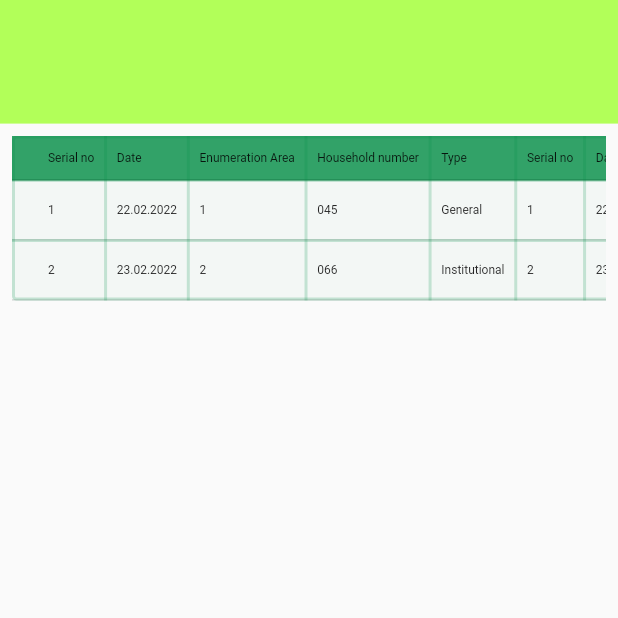
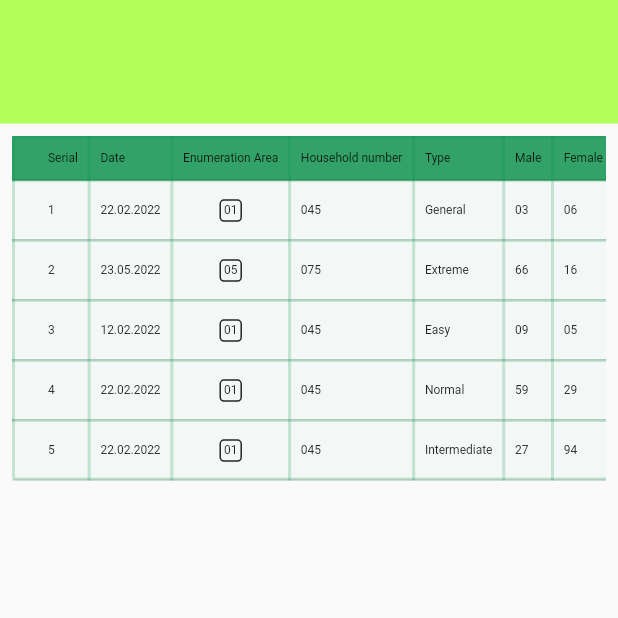
Before and after one commit to NafiuNoman/BBS_flutter, a Flutter app: the screen it shows after launch, on a phone screen of 412 x 824 dp, the top half of it. Run offline on Flutter 3.47's test engine with Material 2 defaults, Android fonts, the phone set to English and light mode, and no system bars; our stand-ins replace google_maps_flutter.

Commit message:
table 50% done

```diff
--- a/lib/pages/data_collection_list_page.dart
+++ b/lib/pages/data_collection_list_page.dart
@@ -6,6 +6,64 @@ class DataCollectionListPage extends StatelessWidget {
 
   @override
   Widget build(BuildContext context) {
+    var dataList = [
+      {
+        "serial": "1",
+        "date": "22.02.2022",
+        "Enumeration_Area": "01",
+        "Household_Number": "045",
+        "Type": "General",
+        "Male": "03",
+        "Female": "06",
+        "Status": "Submitted"
+      },
+      {
+        "serial": "2",
+        "date": "23.05.2022",
+        "Enumeration_Area": "05",
+        "Household_Number": "075",
+        "Type": "Extreme",
+        "Male": "66",
+        "Female": "16",
+        "Status": "Approved"
+      },
+      {
+        "serial": "3",
+        "date": "12.02.2022",
+        "Enumeration_Area": "01",
+        "Household_Number": "045",
+        "Type": "Easy",
+        "Male": "09",
+        "Female": "05",
+        "Status": "Recommended"
+      },
+      {
+        "serial": "4",
+        "date": "22.02.2022",
+        "Enumeration_Area": "01",
+        "Household_Number": "045",
+        "Type": "Normal",
+        "Male": "59",
+        "Female": "29",
+        "Status": "Approved"
+      },
+      {
+        "serial": "5",
+        "date": "22.02.2022",
+        "Enumeration_Area": "01",
+        "Household_Number": "045",
+        "Type": "Intermediate",
+        "Male": "27",
+        "Female": "94",
+        "Status": "Submitted"
+      }
+    ];
+
+    // void makeCell() {
+    //   dataList.map((obj) => print(obj));
+    //   print('aaaaaaaaa');
+    // }
+
     return Scaffold(
       body: SafeArea(
         child: Column(
@@ -21,15 +79,17 @@ class DataCollectionListPage extends StatelessWidget {
               child: SingleChildScrollView(
                 scrollDirection: Axis.horizontal,
                 child: DataTable(
-
                   columnSpacing: 15,
                   headingRowHeight: 30,
                   dataRowHeight: 40,
-                  headingTextStyle: TextStyle(fontSize: 8,),
-                  dataTextStyle: const TextStyle(fontSize: 8,color: tableDataTextColor),
-
+                  headingTextStyle: TextStyle(
+                    fontSize: 8,
+                  ),
+                  dataTextStyle:
+                      const TextStyle(fontSize: 8, color: tableDataTextColor,),
                   showBottomBorder: true,
-                  headingRowColor: MaterialStateProperty.all(tableHeadingRowFillColor),
+                  headingRowColor:
+                      MaterialStateProperty.all(tableHeadingRowFillColor),
                   dataRowColor: MaterialStateProperty.all(tableRowFillColor),
                   border: TableBorder(
                     borderRadius: BorderRadius.circular(3),
@@ -39,51 +99,80 @@ class DataCollectionListPage extends StatelessWidget {
                     right: borderSide,
                     horizontalInside: borderSide,
                     verticalInside: borderSide,
+                  ),
+                  columns: [
+                    DataColumn(
+                      label: Expanded(
+                        child: Text('Serial'),
+                      ),
+                    ),
+                    DataColumn(label: Expanded(child: Text('Date'))),
+                    DataColumn(
+                        label: Expanded(child: Text('Enumeration Area'))),
+                    DataColumn(
+                        label: Expanded(child: Text('Household number'))),
+                    DataColumn(label: Expanded(child: Text('Type'))),
+                    DataColumn(label: Expanded(child: Text('Male'))),
+                    DataColumn(label: Expanded(child: Text('Female'))),
+                    DataColumn(label: Expanded(child: Text('Status'))),
+                    DataColumn(
+                        label: Expanded(
+                            child: Icon(
+                      Icons.menu,
+                      size: 15,
+                      color: Colors.white,
+                    ))),
+                    ////
+                  ],
+                  rows: dataList
+                      .map(
+                        (obj) => DataRow(
+                          cells: [
+                            DataCell(Text(obj['serial'].toString(),textAlign: TextAlign.center,)),
+                            DataCell(Text(obj['date'].toString())),
+                            DataCell(
+                                areaBox(obj['Enumeration_Area'].toString())),
+                            DataCell(Text(obj['Household_Number'].toString(),textAlign: TextAlign.center,)),
+                            DataCell(Text(obj['Type'].toString())),
+                            DataCell(Text(obj['Male'].toString())),
+                            DataCell(Text(obj['Female'].toString())),
+                            DataCell(areaBox(obj['Status'].toString())),
+                            DataCell(Icon(
+                              Icons.edit,
+                              size: 15,
+                              color: Colors.grey,
+                            )),
+                          ],
+                        ),
+                      )
+                      .toList(),
 
-                  ),
-
-                  columns: const [
-                    DataColumn(label: Expanded(child: Text('Serial no'))),
-                    DataColumn(label: Expanded(child: Text('Date'))),
-                    DataColumn(label: Expanded(child: Text('Enumeration Area'))),
-                    DataColumn(label: Expanded(child: Text('Household number'))),
-                    DataColumn(label: Expanded(child: Text('Type'))),
-                    ////
-                    DataColumn(label: Expanded(child: Text('Serial no'))),
-                    DataColumn(label: Expanded(child: Text('Date'))),
-                    DataColumn(label: Expanded(child: Text('Enumeration Area'))),
-                    DataColumn(label: Expanded(child: Text('Household number'))),
-                    DataColumn(label: Expanded(child: Text('Type'))),
-
-                  ],
-                  rows: [
-                    DataRow(cells: [
-                      DataCell(Text('1')),
-                      DataCell(Text('22.02.2022')),
-                      DataCell(Text('1')),
-                      DataCell(Text('045')),
-                      DataCell(Text('General')),
-                      ///////
-                      DataCell(Text('1')),
-                      DataCell(Text('22.02.2022')),
-                      DataCell(Text('1')),
-                      DataCell(Text('045')),
-                      DataCell(Text('General')),
-                    ]),
-                    DataRow(cells: [
-                      DataCell(Text('2')),
-                      DataCell(Text('23.02.2022')),
-                      DataCell(Text('2')),
-                      DataCell(Text('066')),
-                      DataCell(Text('Institutional')),
-                      /////////////
-                      DataCell(Text('2')),
-                      DataCell(Text('23.02.2022')),
-                      DataCell(Text('2')),
-                      DataCell(Text('066')),
-                      DataCell(Text('Institutional')),
-                    ]),
-                  ],
+                  // DataRow(cells: [
+                  //   DataCell(Text('1')),
+                  //   DataCell(Text('22.02.2022')),
+                  //   DataCell(Text('1')),
+                  //   DataCell(Text('045')),
+                  //   DataCell(Text('General')),
+                  //   ///////
+                  //   DataCell(Text('1')),
+                  //   DataCell(Text('22.02.2022')),
+                  //   DataCell(Text('1')),
+                  //   DataCell(Text('045')),
+                  //   DataCell(Text('General')),
+                  // ]),
+                  // DataRow(cells: [
+                  //   DataCell(Text('2')),
+                  //   DataCell(Text('23.02.2022')),
+                  //   DataCell(Text('2')),
+                  //   DataCell(Text('066')),
+                  //   DataCell(Text('Institutional')),
+                  //   /////////////
+                  //   DataCell(Text('2')),
+                  //   DataCell(Text('23.02.2022')),
+                  //   DataCell(Text('2')),
+                  //   DataCell(Text('066')),
+                  //   DataCell(Text('Institutional')),
+                  // ]),
                 ),
               ),
             ),
--- a/lib/styles/table_style.dart
+++ b/lib/styles/table_style.dart
@@ -4,7 +4,33 @@ const Color tableStrokeColor = Color.fromRGBO(0, 140, 68, 0.2);
 const Color tableRowFillColor = Color.fromRGBO(0, 140, 68, 0.03);
 const Color tableHeadingRowFillColor = Color.fromRGBO(0, 140, 68, 0.8);
 const Color tableDataTextColor = Color.fromRGBO(38, 38, 38, 1);
+const Color areaBoxColor = Color.fromRGBO(38, 38, 38, 1);
 const borderSide = BorderSide(
   width: 2,
-  color:tableStrokeColor ,
+  color: tableStrokeColor,
 );
+BoxDecoration boxDecoration =
+    BoxDecoration(border: Border.all(color: areaBoxColor));
+
+//Enumeration Area Box
+Center areaBox(String value) => Center(
+  child:   Container(
+
+        decoration: BoxDecoration(
+
+          border: Border.all(color: areaBoxColor),
+
+          borderRadius: BorderRadius.circular(3),
+
+        ),
+
+    child: Padding(
+
+      padding: const EdgeInsets.all(2.0),
+
+      child: Text(value),
+
+    ),
+
+      ),
+);
```
Also changed, not shown: 1 other file.
